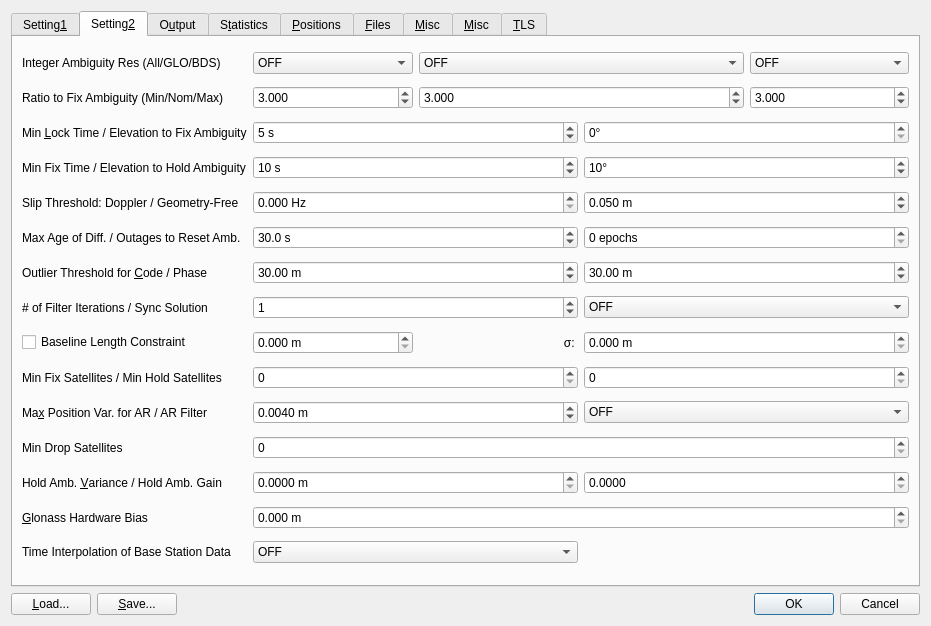
The window that app/qtapp/appcmn_qt/navi_post_opt.ui (ourairquality/RTKLIB) describes before a commit, drawn with Qt 5.
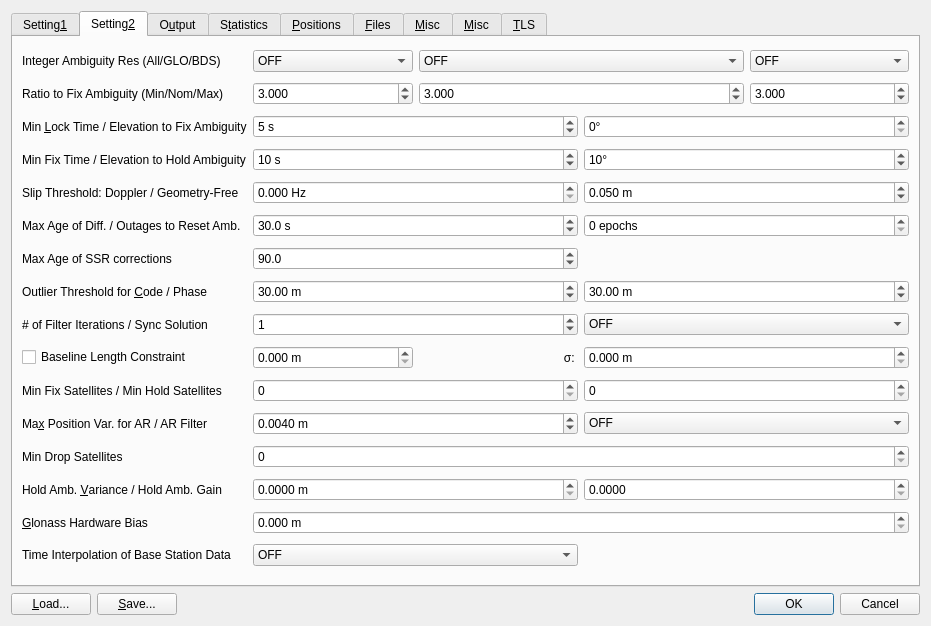
The same window after the commit. Icons and pictures are not drawn. Custom widgets are drawn as their Qt base class.

Diff of the .ui file:
```diff
--- a/app/qtapp/appcmn_qt/navi_post_opt.ui
+++ b/app/qtapp/appcmn_qt/navi_post_opt.ui
@@ -925,6 +925,22 @@
          </property>
         </widget>
        </item>
+       <item row="12" column="1" colspan="2">
+        <widget class="QDoubleSpinBox" name="sBMaxAgeSSR">
+         <property name="toolTip">
+          <string>&lt;html&gt;&lt;head/&gt;&lt;body&gt;&lt;p&gt;Define the maximum value of age of SSR ephemeris and clock corrections (option: &lt;span style=&quot; font-style:italic;&quot;&gt;pos2-maxagessr&lt;/span&gt;) &lt;/p&gt;&lt;/body&gt;&lt;/html&gt;</string>
+         </property>
+         <property name="decimals">
+          <number>1</number>
+         </property>
+         <property name="maximum">
+          <double>3600.0</double>
+         </property>
+         <property name="value">
+          <double>90.0</double>
+         </property>
+        </widget>
+       </item>
        <item row="5" column="3" colspan="2">
         <widget class="QDoubleSpinBox" name="sBElevationMaskAR">
          <property name="toolTip">
@@ -1033,6 +1049,16 @@
          </property>
         </widget>
        </item>
+       <item row="12" column="0">
+        <widget class="QLabel" name="Label15">
+         <property name="text">
+          <string>Max Age of SSR corrections</string>
+         </property>
+         <property name="buddy">
+          <cstring>sBMaxAgeSSR</cstring>
+         </property>
+        </widget>
+       </item>
        <item row="15" column="3" colspan="2">
         <widget class="QComboBox" name="cBSyncSolution">
          <property name="toolTip">
```
Left out of the diff: 2 changed lines with no effect on the pictures.
